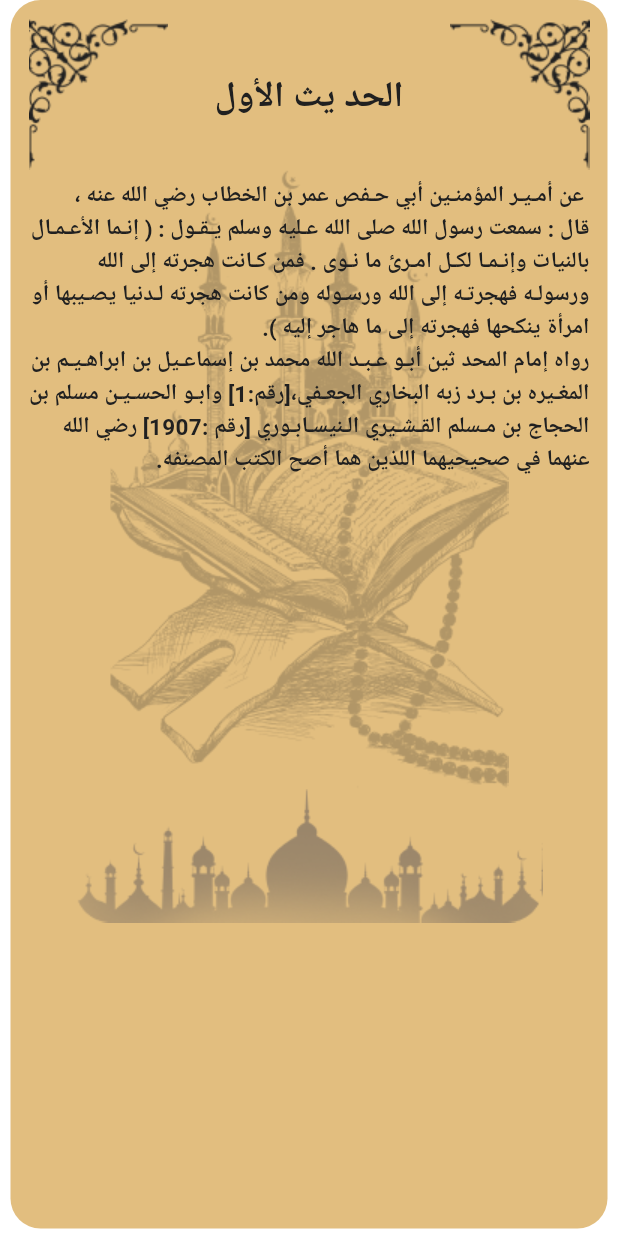
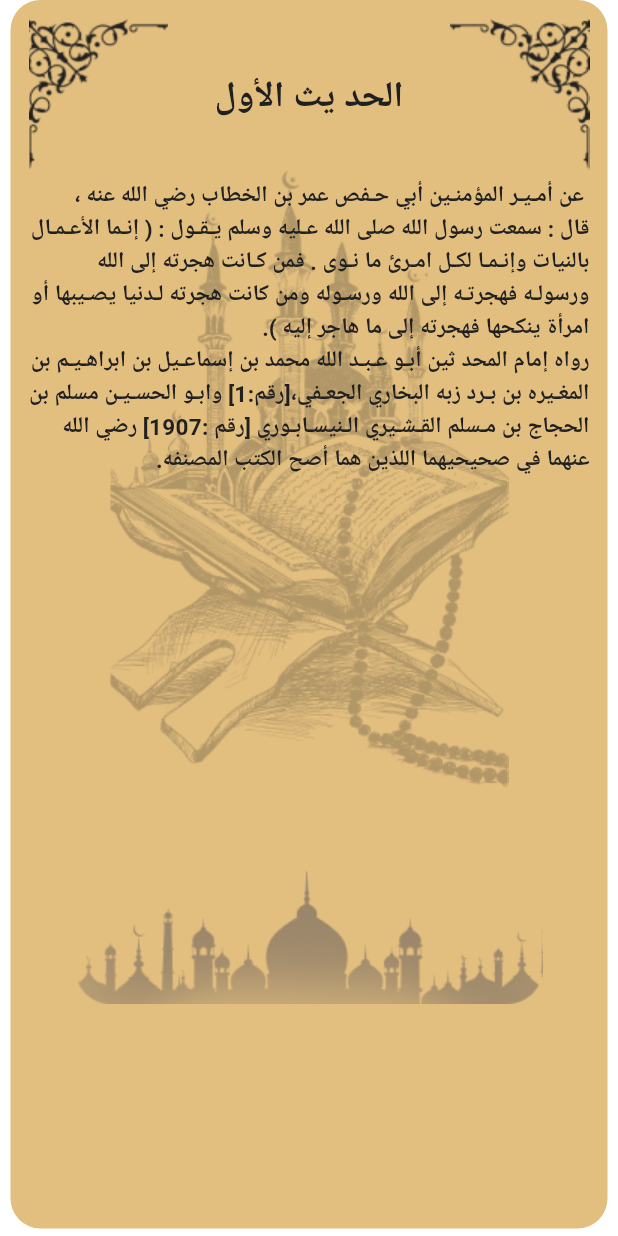
Before and after one commit to momenhaitham/islami_app, a Flutter app: what hadethBuilder() shows on an empty page, opened directly with empty values, on a phone screen of 412 x 824 dp. Run offline on Flutter 3.47's test engine with Material 3 defaults, Android fonts, the phone set to English and light mode, and no system bars; our stand-ins replace carousel_slider, introduction_screen, lottie, shared_preferences; missing offline and left inert: animated_button_bar, animated_rotation, dart:ffi; accounts and stored records are empty.

```diff
--- a/lib/tabs/hadithtabs/hadith_builder.dart
+++ b/lib/tabs/hadithtabs/hadith_builder.dart
@@ -1,4 +1,3 @@
-import 'package:flutter/cupertino.dart';
 import 'package:flutter/material.dart';
 import 'package:flutter/services.dart';
 import 'package:islami_app/tabs/hadithtabs/hadeeth_model.dart';
@@ -52,12 +51,10 @@ class _hadethBuilderState extends State<hadethBuilder> {
                   ),
                   Column(
                     children: [
-                      Column(
-                        children: [
-                          Image.asset(backGround.HadeethCardBG1),
-                          Image.asset(backGround.HadeethCardBG2),
-                        ],
-                      ),
+                      Image.asset(backGround.HadeethCardBG1),
+                      SizedBox(height: height * 0.066,),
+                      Image.asset(
+                        backGround.HadeethCardBG2, fit: BoxFit.fitWidth,),
                     ],
                   ),
                 ],
--- a/lib/tabs/qurantabs/mostrecently_builder.dart
+++ b/lib/tabs/qurantabs/mostrecently_builder.dart
@@ -26,6 +26,7 @@ class _mostRecentlyState extends State<mostRecently> {
     var provider = Provider.of<MostRecentListProvider>(context);
     return InkWell(
       onTap: () {
+        provider.editMostRecentList(widget.index);
         Navigator.of(
           context,
         ).pushNamed(suraview.routName, arguments: widget.index);
```
Also changed, not shown: lib/providers/provider.dart (+21 -0 lines), lib/tabs/timetabs/time_tab.dart (+5 -4 lines).
